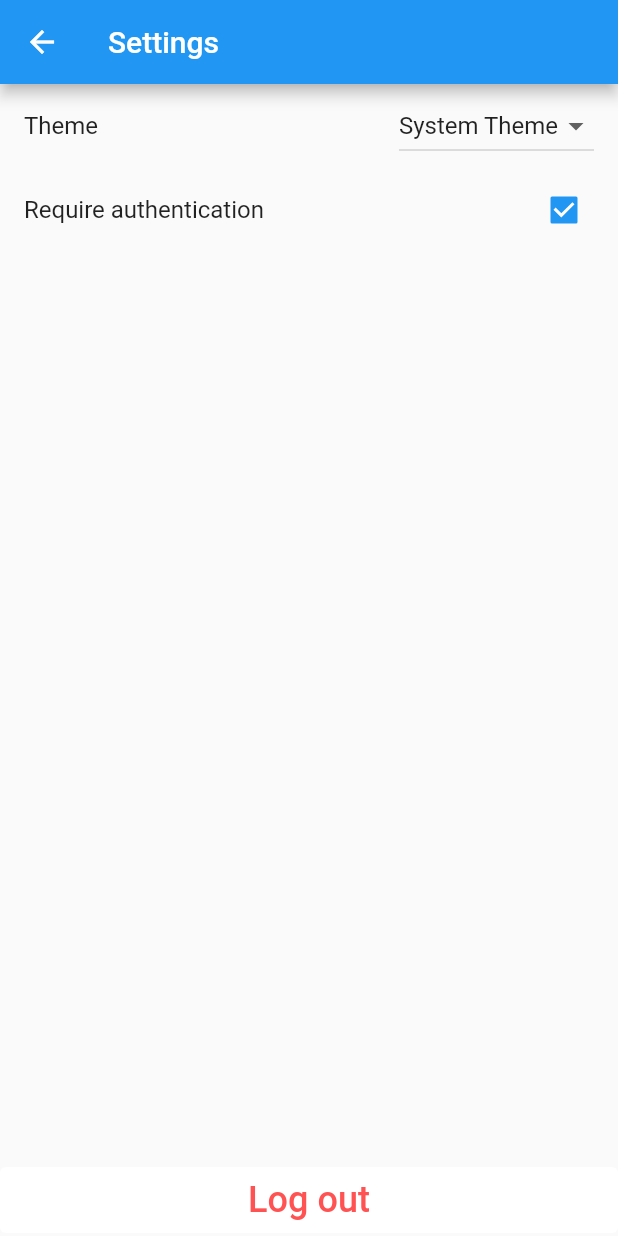
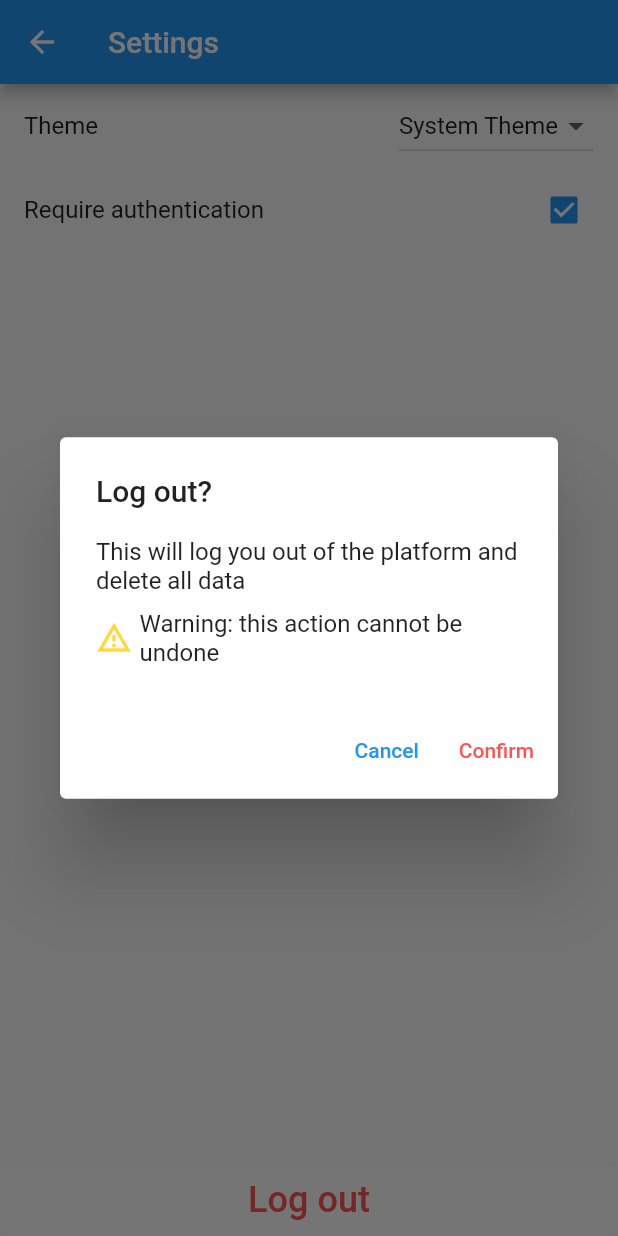
Before and after one commit to ndomx/Gate, a Flutter app: the SettingsView screen opened by its route, after a tap on "Log out", on a phone screen of 412 x 824 dp. Run offline on Flutter 3.47's test engine with Material 2 defaults, Android fonts, the phone set to English and light mode, and no system bars; our stand-ins replace flutter_secure_storage, local_auth, shared_preferences, sqflite; accounts and stored records are empty.

Commit message:
implement logout button

```diff
--- a/clients/flutter_client/lib/src/controllers/settings_controller.dart
+++ b/clients/flutter_client/lib/src/controllers/settings_controller.dart
@@ -48,4 +48,9 @@
 
     await _settingsService.updateAuthRequired(requireAuth);
   }
+
+  Future<void> logout() async {
+    await _settingsService.deletePrefs();
+    await _settingsService.deleteDevices();
+  }
 }
--- a/clients/flutter_client/lib/src/views/settings_view.dart
+++ b/clients/flutter_client/lib/src/views/settings_view.dart
@@ -39,9 +39,7 @@
         ],
       ),
       bottomNavigationBar: TextButton(
-          onPressed: () {
-            print('press');
-          },
+          onPressed: () => _onLogoutPress(context),
           style: ButtonStyle(
               backgroundColor:
                   MaterialStateProperty.all(Theme.of(context).cardColor)),
@@ -51,4 +49,48 @@
           )),
     );
   }
+
+  void _onLogoutPress(BuildContext context) {
+    showDialog(
+        context: context,
+        builder: ((context) => AlertDialog(
+              title: const Text('Log out?'),
+              content: Column(mainAxisSize: MainAxisSize.min, children: [
+                const Text(
+                    'This will log you out of the platform and delete all data'),
+                const SizedBox(
+                  height: 10,
+                ),
+                Row(
+                  children: const [
+                    Icon(
+                      Icons.warning_amber_outlined,
+                      color: Colors.amberAccent,
+                    ),
+                    SizedBox(
+                      width: 5,
+                    ),
+                    Expanded(
+                        child: Text('Warning: this action cannot be undone'))
+                  ],
+                )
+              ]),
+              actions: [
+                TextButton(
+                    onPressed: () {
+                      Navigator.pop(context);
+                    },
+                    child: const Text('Cancel')),
+                TextButton(
+                    onPressed: () {
+                      controller.logout();
+                      Navigator.pop(context);
+                    },
+                    child: const Text(
+                      'Confirm',
+                      style: TextStyle(color: Colors.redAccent),
+                    )),
+              ],
+            )));
+  }
 }
```
Also changed, not shown: clients/flutter_client/lib/src/services/prefs_service.dart (+5 -2 lines), clients/flutter_client/lib/src/services/settings_service.dart (+10 -0 lines).
